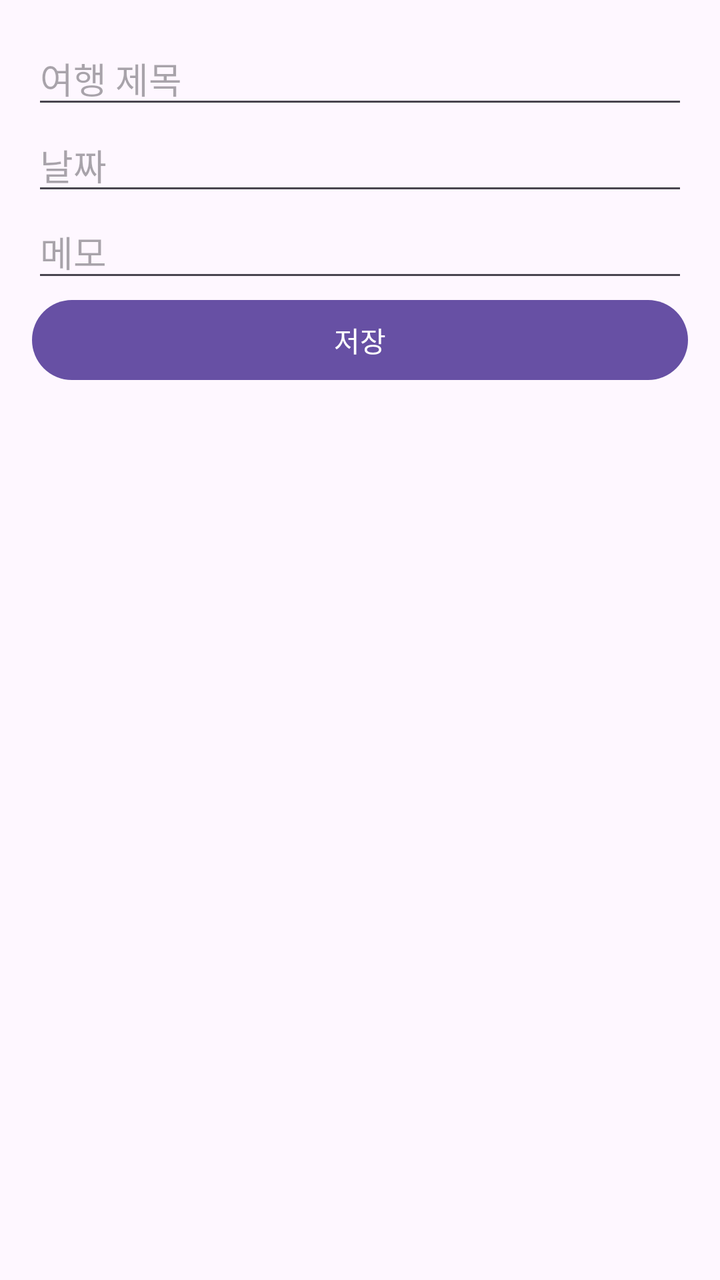
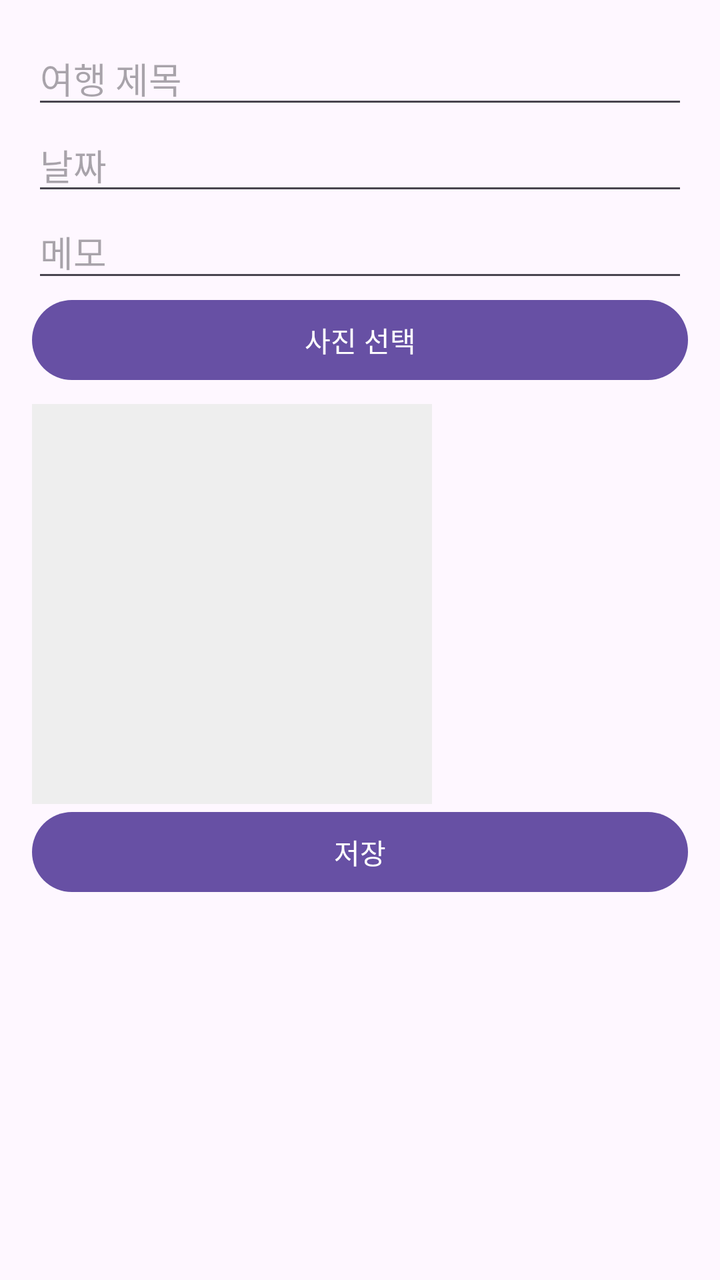

Two renders of the same Android screen: before a commit and after it. Below are the layout's source before the change and the commit's diff.
<!-- AndroidManifest.xml: application theme Theme.Travelog -->
<!-- res/layout/activity_add_travel.xml -->
<?xml version="1.0" encoding="utf-8"?>
<LinearLayout
    android:id="@+id/main"
    xmlns:android="http://schemas.android.com/apk/res/android"
    android:layout_width="match_parent"
    android:layout_height="match_parent"
    android:orientation="vertical"
    android:padding="16dp">

    <EditText
        android:id="@+id/etTitle"
        android:layout_width="match_parent"
        android:layout_height="wrap_content"
        android:hint="여행 제목" />

    <EditText
        android:id="@+id/etDate"
        android:layout_width="match_parent"
        android:layout_height="wrap_content"
        android:hint="날짜" />

    <EditText
        android:id="@+id/etMemo"
        android:layout_width="match_parent"
        android:layout_height="wrap_content"
        android:hint="메모" />

    <Button
        android:id="@+id/btnSave"
        android:layout_width="match_parent"
        android:layout_height="wrap_content"
        android:text="저장" />

</LinearLayout>
<!-- resources referenced by this layout -->
<resources>
  <style name="Theme.Travelog" parent="Base.Theme.Travelog" />
  <style name="Base.Theme.Travelog" parent="Theme.Material3.DayNight.NoActionBar">
          
          
      </style>
</resources>

<!-- the commit's change to res/layout/activity_add_travel.xml (unified diff, before → after) -->
@@ -26,6 +26,20 @@
         android:hint="메모" />
 
     <Button
+        android:id="@+id/btnSelectImage"
+        android:layout_width="match_parent"
+        android:layout_height="wrap_content"
+        android:text="사진 선택" />
+
+    <ImageView
+        android:id="@+id/imagePreview"
+        android:layout_width="200dp"
+        android:layout_height="200dp"
+        android:layout_marginTop="8dp"
+        android:scaleType="centerCrop"
+        android:background="#EEEEEE" />
+
+    <Button
         android:id="@+id/btnSave"
         android:layout_width="match_parent"
         android:layout_height="wrap_content"
